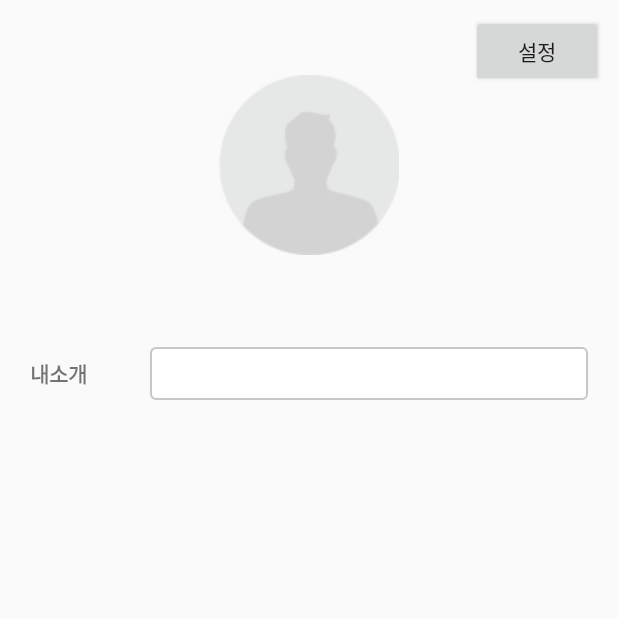
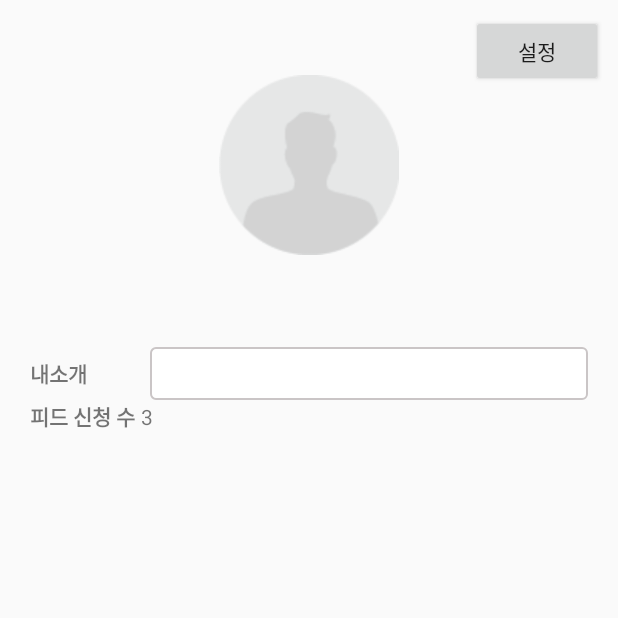
Before and after one commit to KwonSY/tete, an Android app: the fragment ProfileFragment shown on its own in the app's theme, on a phone screen of 412 x 824 dp, the top half of it. Run offline under Robolectric (Android 15) with nearby library versions, the phone set to English and light mode, and no system bars; our stand-ins replace Picasso; pictures from the network do not load; 4 statements that could not run were skipped.

Commit message:
#ProfileFragment 예약현황 - 수락 전 - 수락 후 : 댓글 추가 - 코멘트 삭제 - host 내가 아닌 것도 카운트

```diff
--- a/app/src/main/java/honbab/pumkit/com/fragment/ProfileFragment.java
+++ b/app/src/main/java/honbab/pumkit/com/fragment/ProfileFragment.java
@@ -44,10 +44,11 @@ public class ProfileFragment extends Fragment {
     private ImageView image_myProfile;
     private TextView txt_my_name, txt_comment;
     private TextView title_reserve;
-    //    private TextView txt_restName;
-//    private ListView listView_myFeed;
+    private TextView badge_poke_cnt;
     public static RecyclerView recyclerView_myFeed;
     private MyFeedListAdapter myFeedListAdapter;
+
+    int cnt_my = 0, cnt_yours = 0;
 
     @Override
     public View onCreateView(LayoutInflater inflater, ViewGroup container, Bundle savedInstanceState) {
@@ -91,7 +92,7 @@ public class ProfileFragment extends Fragment {
         Button btn_setting = (Button) getActivity().findViewById(R.id.btn_setting);
         btn_setting.setOnClickListener(mOnClickListener);
 
-//        txt_restName = (TextView) getActivity().findViewById(R.id.txt_restName);
+        badge_poke_cnt = (TextView) getActivity().findViewById(R.id.badge_poke_cnt);
     }
 
     private View.OnClickListener mOnClickListener = new View.OnClickListener() {
@@ -153,9 +154,6 @@ public class ProfileFragment extends Fragment {
                     String gender = user_obj.getString("gender");
                     img_url = Statics.main_url + user_obj.getString("img_url");
                     comment = user_obj.getString("comment");
-//                    Log.e("abc", "img_url : " + img_url);
-
-//                    ReservData data = new ReservData();
                 } else {
 //                    Log.d(TAG, "Error : " + response.code() + ", " + response.message());
                 }
@@ -190,6 +188,7 @@ public class ProfileFragment extends Fragment {
 
     public class MyFeedListTask extends AsyncTask<Void, Void, ArrayList<FeedReqData>> {
         String result;
+        String host;
         String rest_name;
 
 //        ArrayList<FeedReqData> feedReqList = new ArrayList<>();
@@ -197,8 +196,6 @@ public class ProfileFragment extends Fragment {
         @Override
         protected void onPreExecute() {
 //            feedReqList.clear();
-
-//            txt_restName = (TextView) getActivity().findViewById(R.id.txt_restName);
         }
 
         @Override
@@ -233,14 +230,11 @@ public class ProfileFragment extends Fragment {
 
                             String feed_id = feedObj.getString("sid");
 
-                            JSONObject hostObj = feedObj.getJSONObject("host");
-                            String host_id = hostObj.getString("sid");
-                            String host_name = hostObj.getString("name");
-                            String host_img = hostObj.getString("img_url");
-//                            if (host_id.equals(Statics.my_id))
-//                                result = "host";
-//                            else
-//                                result = "not_host";
+                            host = feedObj.getString("host");
+                            if (host.equals("my"))
+                                cnt_my++;
+                            else if (host.equals("your"))
+                                cnt_yours++;
 
                             JSONObject restObj = feedObj.getJSONObject("rest");
                             String rest_id = restObj.getString("sid");
@@ -314,41 +308,14 @@ public class ProfileFragment extends Fragment {
                 myFeedListAdapter = new MyFeedListAdapter(getActivity(), httpClient, feedReqList);
                 recyclerView_myFeed.setAdapter(myFeedListAdapter);
                 myFeedListAdapter.notifyDataSetChanged();
+
+                Log.e("abc", "xxxxxxxxxxx " + cnt_yours);
+                    badge_poke_cnt.setText(String.valueOf(cnt_yours));
             } else {
                 title_reserve.setVisibility(View.GONE);
                 recyclerView_myFeed.setVisibility(View.GONE);
             }
 
-//            for (int i=0; i<feedReqList.size(); i++) {
-//                FeedReqData data = feedReqList.get(i);
-//                ArrayList<UserData> usersList = data.getUsersList();
-////                ArrayList<UserData> usersList = feedReqList.get(i).getUsersList();
-////                ArrayList<UserData> usersList = data.getUsersList();
-////                Log.e("abc", i + "번째, " + "usersList = " + usersList);
-//                Log.e("abc", i + "번째, " + "usersList size = " + usersList.size());
-//
-//                for (int j=0; j<usersList.size(); j++) {
-//                    UserData userData = usersList.get(j);
-//                    String status = userData.getStatus();
-//                    Log.e("abc", "onPostExecute status = " + status);
-//
-//                    if (status.equals("y")) {
-////                    RecyclerView recyclerView = getActivity().findViewById(R.id.recyclerView_req_feedee);
-////                    recyclerView.setVisibility(View.GONE);
-//                        myFeedListAdapter = new MyFeedListAdapter(getActivity(), httpClient, feedReqList);
-//                        recyclerView_myFeed.setAdapter(myFeedListAdapter);
-//                        myFeedListAdapter.notifyDataSetChanged();
-//                    } else {
-//                        title_reserve.setVisibility(View.VISIBLE);
-//
-//                        myFeedListAdapter = new MyFeedListAdapter(getActivity(), httpClient, feedReqList);
-//                        recyclerView_myFeed.setAdapter(myFeedListAdapter);
-//                        myFeedListAdapter.notifyDataSetChanged();
-//                    }
-//                }
-//
-//                usersList.clear();
-//            }
         }
 
     }
--- a/app/src/main/res/layout/fragment_noprofile.xml
+++ b/app/src/main/res/layout/fragment_noprofile.xml
@@ -24,6 +24,7 @@
             android:src="@drawable/icon_noprofile_circle" />
 
         <EditText
+            android:id="@+id/edit_email"
             android:layout_width="match_parent"
             android:layout_height="wrap_content"
             android:hint="hong@voltage.com"
@@ -31,6 +32,7 @@
             android:textSize="12sp" />
 
         <EditText
+            android:id="@+id/edit_password"
             android:layout_width="match_parent"
             android:layout_height="wrap_content"
             android:hint="******"
@@ -43,6 +45,7 @@
             android:orientation="horizontal">
 
             <TextView
+                android:id="@+id/btn_go_join"
                 android:layout_width="wrap_content"
                 android:layout_height="wrap_content"
                 android:layout_gravity="center_horizontal"
@@ -56,7 +59,7 @@
                 android:layout_alignParentRight="true"
                 android:layout_gravity="center_horizontal"
                 android:layout_marginTop="5dp"
-                android:text="회원가입하기" />
+                android:text="로그인" />
         </RelativeLayout>
 
     </LinearLayout>
--- a/app/src/main/res/layout/fragment_profile.xml
+++ b/app/src/main/res/layout/fragment_profile.xml
@@ -77,6 +77,25 @@
                         android:layout_width="match_parent"
                         android:layout_height="wrap_content" />
                 </LinearLayout>
+
+                <LinearLayout
+                    android:layout_width="wrap_content"
+                    android:layout_height="wrap_content"
+                    android:orientation="horizontal">
+
+                    <TextView
+                        android:layout_width="wrap_content"
+                        android:layout_height="wrap_content"
+                        android:layout_marginRight="4dp"
+                        android:text="피드 신청 수"
+                        android:textStyle="bold" />
+
+                    <TextView
+                        android:id="@+id/badge_poke_cnt"
+                        android:layout_width="wrap_content"
+                        android:layout_height="wrap_content"
+                        android:text="3" />
+                </LinearLayout>
             </LinearLayout>
 
             <Button
```
Also changed, not shown: app/src/main/java/honbab/pumkit/com/adapter/MyFeedListAdapter.java (+7 -0 lines), app/src/main/java/honbab/pumkit/com/fragment/NoProfileFragment.java (+22 -1 lines), app/src/main/java/honbab/pumkit/com/task/LoginTask.java (added, +127 -0 lines), app/src/main/java/honbab/pumkit/com/tete/LoginActivity.java (+3 -27 lines).
